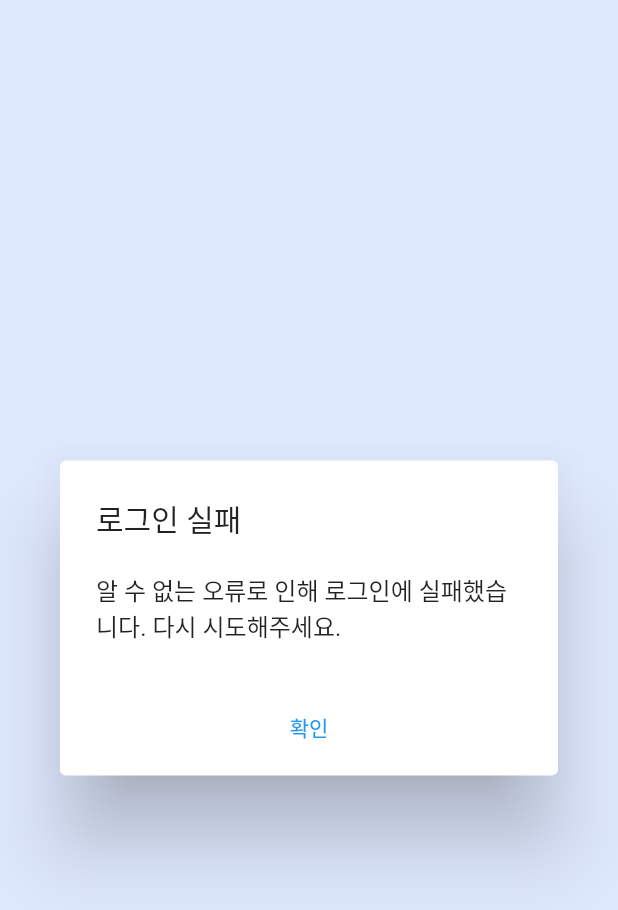
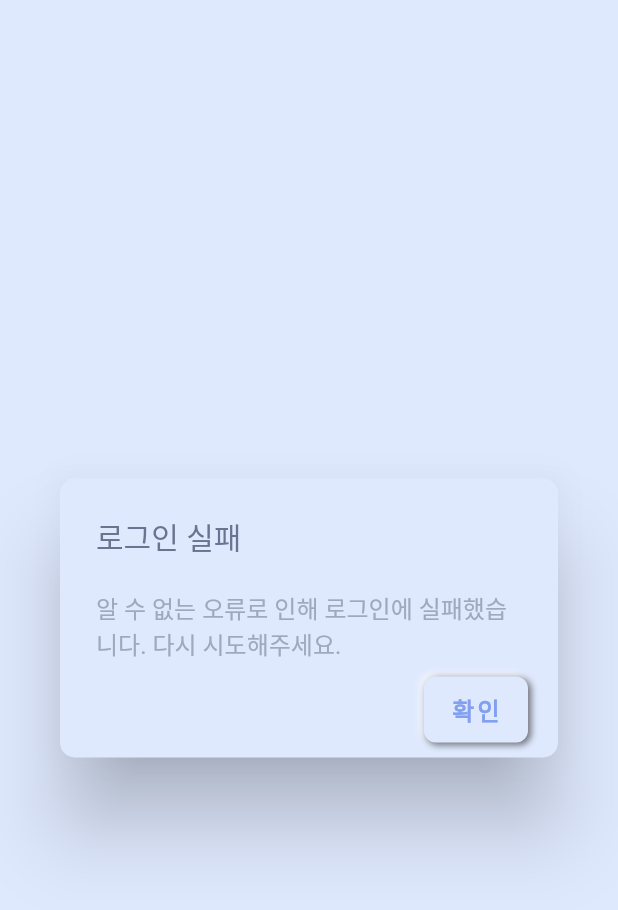
Before and after one commit to SnoopyKim/kwordle, a Flutter app: the AuthDialog widget shown alone on an empty page, opened directly with empty values, on a phone screen of 412 x 824 dp. Shown: the top 910 px of the screen. Run offline on Flutter 3.47's test engine with Material 2 defaults, Android fonts, the phone set to English and light mode, and no system bars; drawn by our look-alikes of flutter_neumorphic; our stand-ins replace firebase_auth, firebase_core, firebase_database, google_sign_in; accounts and stored records are empty.

Commit message:
팝업 디자인 적용

```diff
--- a/lib/ui/dialogs/auth.dart
+++ b/lib/ui/dialogs/auth.dart
@@ -1,4 +1,6 @@
 import 'package:flutter/material.dart';
+import 'package:flutter_neumorphic/flutter_neumorphic.dart';
+import 'package:kwordle/utils/theme_utils.dart';
 
 class AuthDialog extends StatelessWidget {
   const AuthDialog({Key? key, required this.code}) : super(key: key);
@@ -19,12 +21,32 @@ class AuthDialog extends StatelessWidget {
     }
 
     return AlertDialog(
-      title: Text('로그인 실패'),
-      content: Text(message),
-      actionsAlignment: MainAxisAlignment.center,
+      backgroundColor: ThemeUtils.neumorphismColor,
+      shape: RoundedRectangleBorder(borderRadius: BorderRadius.circular(10.0)),
+      title: const Text(
+        '로그인 실패',
+        style: TextStyle(color: ThemeUtils.titleColor),
+      ),
+      content: Text(
+        message,
+        style: const TextStyle(color: ThemeUtils.contentColor),
+      ),
+      contentPadding: const EdgeInsets.fromLTRB(24.0, 20.0, 24.0, 10.0),
+      actionsAlignment: MainAxisAlignment.end,
+      actionsPadding: const EdgeInsets.only(bottom: 10.0, right: 20.0),
       actions: [
-        TextButton(
-            onPressed: () => Navigator.of(context).pop(), child: Text('확인'))
+        NeumorphicButton(
+          style: const NeumorphicStyle(depth: 3.0, intensity: 1.0),
+          onPressed: () => Navigator.of(context).pop(),
+          child: const Text(
+            '확인',
+            style: TextStyle(
+                color: ThemeUtils.highlightColor,
+                fontWeight: FontWeight.bold,
+                fontSize: 16.0,
+                letterSpacing: 2.0),
+          ),
+        )
       ],
     );
   }
--- a/lib/ui/screens/main_screen.dart
+++ b/lib/ui/screens/main_screen.dart
@@ -1,6 +1,7 @@
 import 'package:flutter/material.dart';
 import 'package:flutter_neumorphic/flutter_neumorphic.dart';
 import 'package:kwordle/providers/auth_provider.dart';
+import 'package:kwordle/ui/dialogs/auth.dart';
 import 'package:kwordle/ui/dialogs/user.dart';
 import 'package:kwordle/ui/screens/game_screen.dart';
 import 'package:kwordle/utils/game_utils.dart';
@@ -138,7 +139,8 @@ class _Record extends StatelessWidget {
             ),
           ),
           const SizedBox(width: 20.0),
-          Column(
+          IntrinsicHeight(
+            child: Column(
               mainAxisAlignment: MainAxisAlignment.center,
               children: [
                 Text(
@@ -151,6 +153,7 @@ class _Record extends StatelessWidget {
                   style: const TextStyle(color: ThemeUtils.contentColor),
                 ),
               ],
+            ),
           )
         ],
       ),
--- a/lib/utils/theme_utils.dart
+++ b/lib/utils/theme_utils.dart
@@ -5,7 +5,7 @@ class ThemeUtils {
   static const Color neumorphismColor = Color(0xffDFE9FE);
   static const Color highlightColor = Color(0xff83A0F0);
   static const Color titleColor = Color(0xff6B748F);
-  static const Color contentColor = Color(0xffB1BBD1);
+  static const Color contentColor = Color(0xff9FA8BC);
 
   static Color? getResultColor(int? result) {
     switch (result) {
```
Also changed, not shown: lib/ui/dialogs/clear.dart (+50 -31 lines), lib/ui/dialogs/user.dart (+30 -67 lines). Lines whose indentation alone changed are shown as unchanged.
